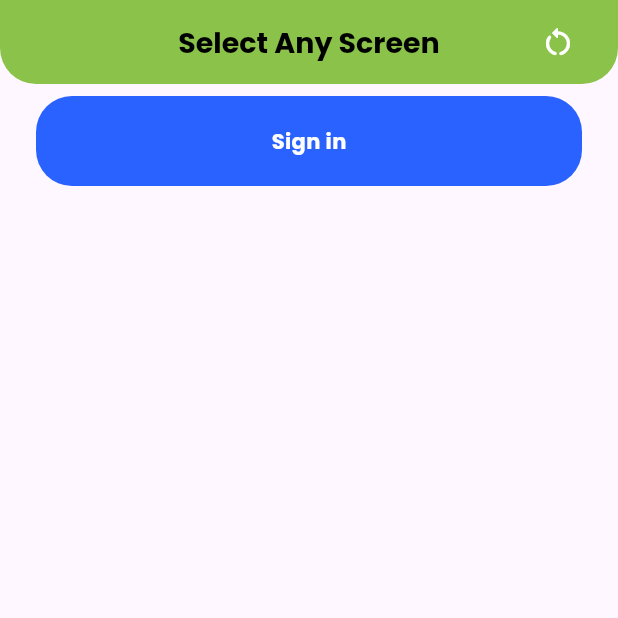
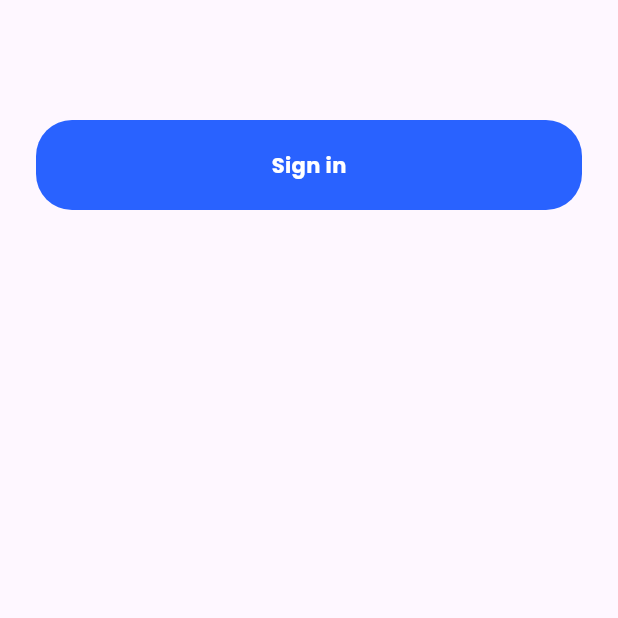
Before and after one commit to muzzammil763/event_booking_ui, a Flutter app: the screen it shows after launch, on a phone screen of 412 x 824 dp, the top half of it. Run offline on Flutter 3.47's test engine with Material 3 defaults, Android fonts, the phone set to English and light mode, and no system bars; our stand-ins replace google_fonts.

Commit message:
added some components in sign in screen & appbar removed from screen selecter ...

```diff
--- a/lib/Screens/screen_selecter.dart
+++ b/lib/Screens/screen_selecter.dart
@@ -1,47 +1,23 @@
 import 'package:event_planner_ui/Screens/signin.dart';
 import 'package:flutter/material.dart';
+import 'package:flutter/services.dart';
 
 class ScreenSelecter extends StatelessWidget {
   const ScreenSelecter({super.key});
 
   @override
   Widget build(BuildContext context) {
-    return Scaffold(
-      appBar: AppBar(
-        centerTitle: true,
-        shape: const RoundedRectangleBorder(
-          borderRadius: BorderRadius.vertical(
-            bottom: Radius.circular(24),
+    return AnnotatedRegion(
+      value: const SystemUiOverlayStyle(
+        statusBarColor: Colors.transparent,
+        statusBarIconBrightness: Brightness.dark,
       ),
-        ),
-        backgroundColor: Colors.lightGreen,
-        title: const Text(
-          "Select Any Screen",
-          style: TextStyle(
-            color: Colors.black,
-            fontSize: 19,
-            fontWeight: FontWeight.bold,
-          ),
-        ),
-        actions: [
-          Padding(
-            padding: const EdgeInsets.only(
-              right: 16,
-            ),
-            child: IconButton(
-              onPressed: () {},
-              icon: const Icon(
-                Icons.restart_alt_rounded,
-                color: Colors.white,
-              ),
-            ),
-          ),
-        ],
-      ),
+      child: Scaffold(
         body: Padding(
           padding: const EdgeInsets.only(
             left: 24,
             right: 24,
+            top: 72,
           ),
           child: Column(
             children: [
@@ -78,6 +54,7 @@ class ScreenSelecter extends StatelessWidget {
             ],
           ),
         ),
+      ),
     );
   }
 }
--- a/pubspec.yaml
+++ b/pubspec.yaml
@@ -60,8 +60,8 @@ flutter:
   uses-material-design: true
 
   # To add assets to your application, add an assets section, like this:
-  # assets:
-  #   - images/a_dot_burr.jpeg
+  assets:
+    - assets/images/
   #   - images/a_dot_ham.jpeg
 
   # An image asset can refer to one or more resolution-specific "variants", see
```
Also changed, not shown: lib/Screens/signin.dart (+143 -4 lines), assets/images/logo.png (added), assets/images/logoeventplanner.png (added). Lines whose indentation alone changed are shown as unchanged.
